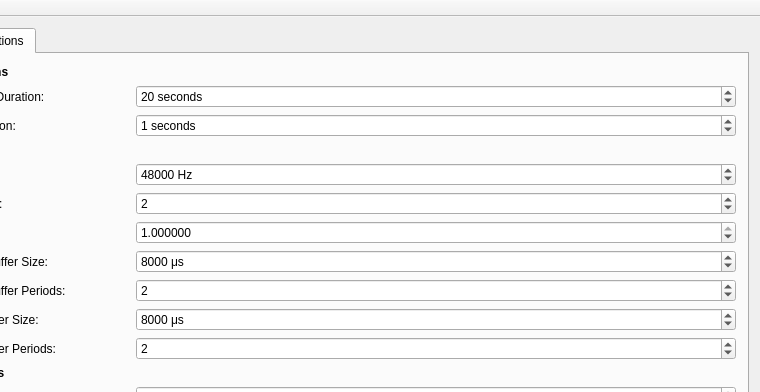
Above: src/gui/MainWindow.ui from gavv/signal-estimator before the change; both pictures show x 105 to 865 and y 0 to 392 of the 865 by 1047 pixel window. Below: the same form after it.
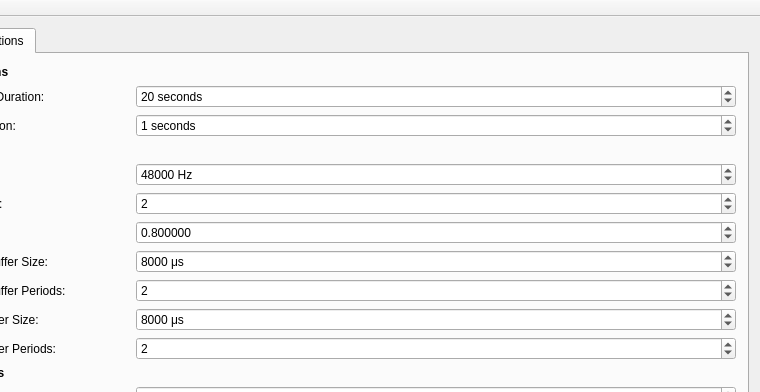
That is the form after the change. The open tabs and pages were chosen to show the change. Custom widgets are drawn as their Qt base class.

```diff
--- a/src/gui/MainWindow.ui
+++ b/src/gui/MainWindow.ui
@@ -477,7 +477,7 @@
            <double>0.100000000000000</double>
           </property>
           <property name="value">
-           <double>1.000000000000000</double>
+           <double>0.800000000000000</double>
           </property>
          </widget>
         </item>
```
